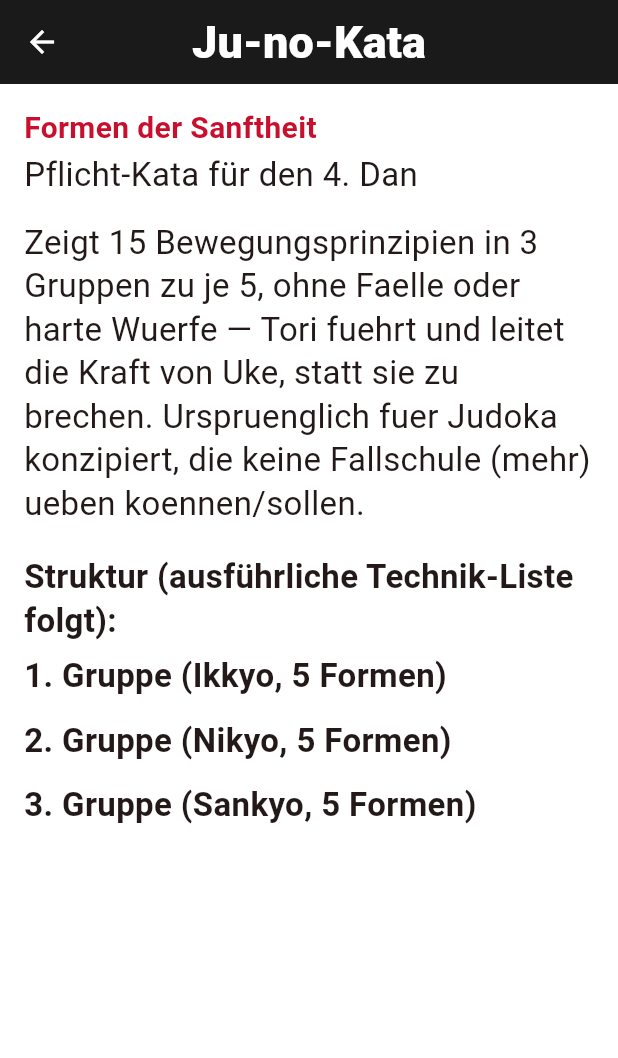
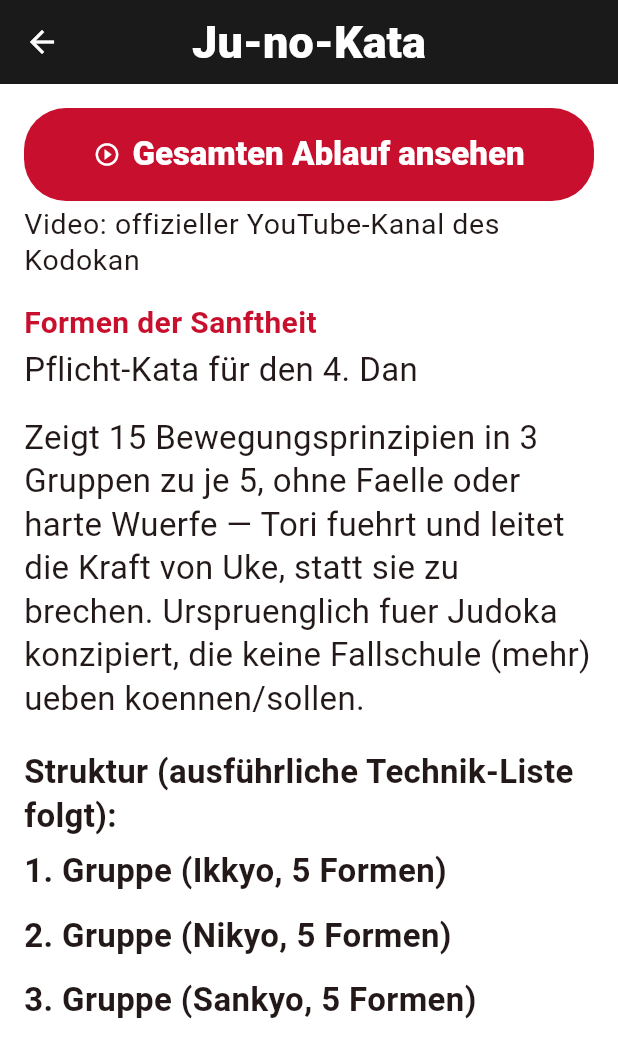
Before and after one commit to emiliosalomon/Judo-App, a Flutter app: the KataScreen screen opened directly, after a tap on "Ju-no-Kata", on a phone screen of 412 x 824 dp. Shown: the top 1058 px of the screen. Run offline on Flutter 3.47's test engine with Material 3 defaults, Android fonts, the phone set to English and light mode, and no system bars; our stand-ins replace shared_preferences; accounts and stored records are empty; network calls fail.

Commit message:
Kata: Videos vom offiziellen Kodokan-YouTube-Kanal verlinken
Kata-Detailseite zeigt oben einen Button zum gesamten Kata-Ablauf
(kuratierte Links zur "... (English ver.)"-Lehrfilmserie auf dem
offiziellen Kodokan-Kanal, per Websuche recherchiert). Jede
Einzeltechnik in den Sektionen ist antippbar und oeffnet eine auf
den Kodokan-Kanal beschraenkte YouTube-Suche dafuer, da der Kanal
keine stabilen Permalinks pro Einzeltechnik veroeffentlicht.

```diff
--- /dev/null
+++ b/lib/data/kata_video_data.dart
@@ -0,0 +1,13 @@
+/// Kuratierte Links zu den offiziellen Kodokan-Lehrfilmen ("... (English
+/// ver.)"-Serie) auf dem offiziellen Kodokan-YouTube-Kanal, die jeweils den
+/// gesamten Ablauf einer Kata zeigen. Per Websuche recherchiert, nicht
+/// einzeln manuell nachgeprueft - im Zweifel im YouTube-Suchfeld den
+/// Kata-Namen gegenpruefen.
+const kataFullVideos = <String, String>{
+  'Nage-no-Kata': 'https://www.youtube.com/watch?v=bkhBZzE2HpM',
+  'Katame-no-Kata': 'https://www.youtube.com/watch?v=e1eAt15CEMY',
+  'Kime-no-Kata': 'https://www.youtube.com/watch?v=1-YAOozPQNU',
+  'Ju-no-Kata': 'https://www.youtube.com/watch?v=Aa0bQ8NLiOw',
+  'Kodokan Goshin-Jutsu': 'https://www.youtube.com/watch?v=ZbjWCm53Osg',
+  'Koshiki-no-Kata': 'https://www.youtube.com/watch?v=n2_zAscgWpo',
+};
--- a/lib/l10n/strings.dart
+++ b/lib/l10n/strings.dart
@@ -58,6 +58,11 @@ class AppStrings {
   static const kataStructureSummaryOnly =
       'Struktur (ausführliche Technik-Liste folgt):';
   static const kataTechniquesLabel = 'Techniken';
+  static const watchFullKataOnYoutube = 'Gesamten Ablauf ansehen';
+  static const kataVideoAttribution =
+      'Video: offizieller YouTube-Kanal des Kodokan';
+  static const kataTechniqueVideoHint =
+      'Antippen öffnet eine Suche im offiziellen Kodokan-YouTube-Kanal.';
 
   // Standardsituationen
   static const standardSituationsTitle = 'Standardsituationen';
--- a/lib/screens/kata_detail_screen.dart
+++ b/lib/screens/kata_detail_screen.dart
@@ -1,4 +1,7 @@
 import 'package:flutter/material.dart';
+import 'package:url_launcher/url_launcher.dart';
+import '../data/kata_video_data.dart';
+import '../data/youtube_link.dart';
 import '../l10n/strings.dart';
 import '../models/kata_info.dart';
 import '../theme/judo_theme.dart';
@@ -15,11 +18,27 @@ class KataDetailScreen extends StatelessWidget {
 
   @override
   Widget build(BuildContext context) {
+    final fullVideoUrl = kataFullVideos[info.name];
+
     return Scaffold(
       appBar: AppBar(title: Text(info.name)),
       body: ListView(
         padding: const EdgeInsets.all(16),
         children: [
+          if (fullVideoUrl != null) ...[
+            FilledButton.icon(
+              onPressed: () => _open(context, Uri.parse(fullVideoUrl)),
+              icon: const Icon(Icons.play_circle_outline),
+              label: const Text(AppStrings.watchFullKataOnYoutube),
+              style: FilledButton.styleFrom(backgroundColor: JudoColors.red),
+            ),
+            const SizedBox(height: 4),
+            Text(
+              AppStrings.kataVideoAttribution,
+              style: Theme.of(context).textTheme.bodySmall,
+            ),
+            const SizedBox(height: 16),
+          ],
           Text(
             info.meaning,
             style: const TextStyle(
@@ -38,11 +57,17 @@ class KataDetailScreen extends StatelessWidget {
               AppStrings.kataStructureSummaryOnly,
               style: TextStyle(fontWeight: FontWeight.bold),
             )
-          else
+          else ...[
             const Text(
               AppStrings.kataTechniquesLabel,
               style: TextStyle(fontWeight: FontWeight.bold),
             ),
+            const SizedBox(height: 2),
+            Text(
+              AppStrings.kataTechniqueVideoHint,
+              style: Theme.of(context).textTheme.bodySmall,
+            ),
+          ],
           const SizedBox(height: 8),
           for (final section in info.sections)
             Padding(
@@ -55,9 +80,26 @@ class KataDetailScreen extends StatelessWidget {
                     style: const TextStyle(fontWeight: FontWeight.w600),
                   ),
                   for (final technique in section.techniques)
-                    Padding(
-                      padding: const EdgeInsets.fromLTRB(12, 4, 0, 0),
-                      child: Text('${AppStrings.bullet}$technique'),
+                    InkWell(
+                      onTap: () => _open(
+                        context,
+                        kodokanChannelSearchUrl('$technique ${info.name}'),
+                      ),
+                      child: Padding(
+                        padding: const EdgeInsets.fromLTRB(12, 4, 0, 4),
+                        child: Row(
+                          children: [
+                            Expanded(
+                              child: Text('${AppStrings.bullet}$technique'),
+                            ),
+                            const Icon(
+                              Icons.play_circle_outline,
+                              size: 20,
+                              color: JudoColors.red,
+                            ),
+                          ],
+                        ),
+                      ),
                     ),
                 ],
               ),
@@ -66,4 +108,13 @@ class KataDetailScreen extends StatelessWidget {
       ),
     );
   }
+
+  Future<void> _open(BuildContext context, Uri uri) async {
+    final opened = await launchUrl(uri, mode: LaunchMode.externalApplication);
+    if (!opened && context.mounted) {
+      ScaffoldMessenger.of(context).showSnackBar(
+        const SnackBar(content: Text(AppStrings.couldNotOpenLink)),
+      );
+    }
+  }
 }
```
Also changed, not shown: lib/data/youtube_link.dart (+26 -7 lines), 3 other files.
